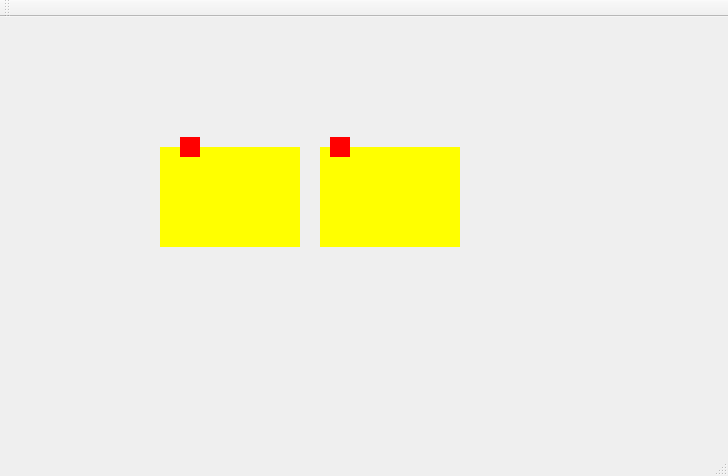
Above: mainwindow.ui from karendantas/sincronizacao-trens before the change. Below: the same form after it.
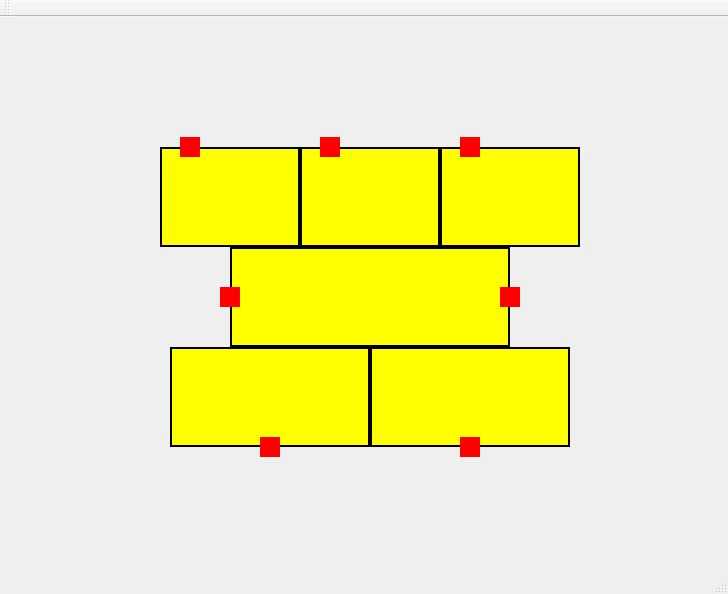
That is the form after the change.

Patch:
```diff
--- a/mainwindow.ui
+++ b/mainwindow.ui
@@ -7,7 +7,7 @@
     <x>0</x>
     <y>0</y>
     <width>728</width>
-    <height>476</height>
+    <height>594</height>
    </rect>
   </property>
   <property name="windowTitle">
@@ -23,8 +23,12 @@
       <height>100</height>
      </rect>
     </property>
+    <property name="autoFillBackground">
+     <bool>false</bool>
+    </property>
     <property name="styleSheet">
-     <string notr="true">background-color: yellow</string>
+     <string notr="true">background-color: yellow;
+border: 2px solid black;</string>
     </property>
     <property name="text">
      <string/>
@@ -49,14 +53,15 @@
    <widget class="QLabel" name="labelTrilho02">
     <property name="geometry">
      <rect>
-      <x>320</x>
+      <x>300</x>
       <y>130</y>
       <width>140</width>
       <height>100</height>
      </rect>
     </property>
     <property name="styleSheet">
-     <string notr="true">background-color: yellow</string>
+     <string notr="true">background-color: yellow;
+border: 2px solid black;</string>
     </property>
     <property name="text">
      <string/>
@@ -65,7 +70,7 @@
    <widget class="QLabel" name="labelTrem02">
     <property name="geometry">
      <rect>
-      <x>330</x>
+      <x>320</x>
       <y>120</y>
       <width>20</width>
       <height>20</height>
@@ -78,6 +83,173 @@
      <string/>
     </property>
    </widget>
+   <widget class="QLabel" name="labelTrem03">
+    <property name="geometry">
+     <rect>
+      <x>460</x>
+      <y>120</y>
+      <width>20</width>
+      <height>20</height>
+     </rect>
+    </property>
+    <property name="styleSheet">
+     <string notr="true">background-color: red</string>
+    </property>
+    <property name="text">
+     <string/>
+    </property>
+   </widget>
+   <widget class="QLabel" name="labelTrilho03">
+    <property name="geometry">
+     <rect>
+      <x>440</x>
+      <y>130</y>
+      <width>140</width>
+      <height>100</height>
+     </rect>
+    </property>
+    <property name="styleSheet">
+     <string notr="true">background-color: yellow;
+border: 2px solid black;</string>
+    </property>
+    <property name="text">
+     <string/>
+    </property>
+   </widget>
+   <widget class="QLabel" name="labelTrem04">
+    <property name="geometry">
+     <rect>
+      <x>220</x>
+      <y>270</y>
+      <width>20</width>
+      <height>20</height>
+     </rect>
+    </property>
+    <property name="styleSheet">
+     <string notr="true">background-color: red</string>
+    </property>
+    <property name="text">
+     <string/>
+    </property>
+   </widget>
+   <widget class="QLabel" name="labelTrilho04">
+    <property name="geometry">
+     <rect>
+      <x>230</x>
+      <y>230</y>
+      <width>280</width>
+      <height>100</height>
+     </rect>
+    </property>
+    <property name="styleSheet">
+     <string notr="true">background-color: yellow;
+border: 2px solid black;</string>
+    </property>
+    <property name="text">
+     <string/>
+    </property>
+   </widget>
+   <widget class="QLabel" name="labelTrem06">
+    <property name="geometry">
+     <rect>
+      <x>260</x>
+      <y>420</y>
+      <width>20</width>
+      <height>20</height>
+     </rect>
+    </property>
+    <property name="styleSheet">
+     <string notr="true">background-color: red</string>
+    </property>
+    <property name="text">
+     <string/>
+    </property>
+   </widget>
+   <widget class="QLabel" name="labelTrilho05">
+    <property name="geometry">
+     <rect>
+      <x>170</x>
+      <y>330</y>
+      <width>200</width>
+      <height>100</height>
+     </rect>
+    </property>
+    <property name="autoFillBackground">
+     <bool>false</bool>
+    </property>
+    <property name="styleSheet">
+     <string notr="true">background-color: yellow;
+border: 2px solid black;</string>
+    </property>
+    <property name="text">
+     <string/>
+    </property>
+   </widget>
+   <widget class="QLabel" name="labelTrilho06">
+    <property name="geometry">
+     <rect>
+      <x>370</x>
+      <y>330</y>
+      <width>200</width>
+      <height>100</height>
+     </rect>
+    </property>
+    <property name="autoFillBackground">
+     <bool>false</bool>
+    </property>
+    <property name="styleSheet">
+     <string notr="true">background-color: yellow;
+border: 2px solid black;</string>
+    </property>
+    <property name="text">
+     <string/>
+    </property>
+   </widget>
+   <widget class="QLabel" name="labelTrem07">
+    <property name="geometry">
+     <rect>
+      <x>460</x>
+      <y>420</y>
+      <width>20</width>
+      <height>20</height>
+     </rect>
+    </property>
+    <property name="styleSheet">
+     <string notr="true">background-color: red</string>
+    </property>
+    <property name="text">
+     <string/>
+    </property>
+   </widget>
+   <widget class="QLabel" name="labelTrem05">
+    <property name="geometry">
+     <rect>
+      <x>500</x>
+      <y>270</y>
+      <width>20</width>
+      <height>20</height>
+     </rect>
+    </property>
+    <property name="styleSheet">
+     <string notr="true">background-color: red</string>
+    </property>
+    <property name="text">
+     <string/>
+    </property>
+   </widget>
+   <zorder>labelTrilho01</zorder>
+   <zorder>labelTrilho02</zorder>
+   <zorder>labelTrilho03</zorder>
+   <zorder>labelTrilho04</zorder>
+   <zorder>labelTrilho05</zorder>
+   <zorder>labelTrilho06</zorder>
+   <zorder>labelTrem01</zorder>
+   <zorder>labelTrem02</zorder>
+   <zorder>labelTrem03</zorder>
+   <zorder>labelTrem04</zorder>
+   <zorder>labelTrem06</zorder>
+   <zorder>labelTrem07</zorder>
+   <zorder>labelTrem05</zorder>
   </widget>
   <widget class="QMenuBar" name="menuBar">
    <property name="geometry">
```
